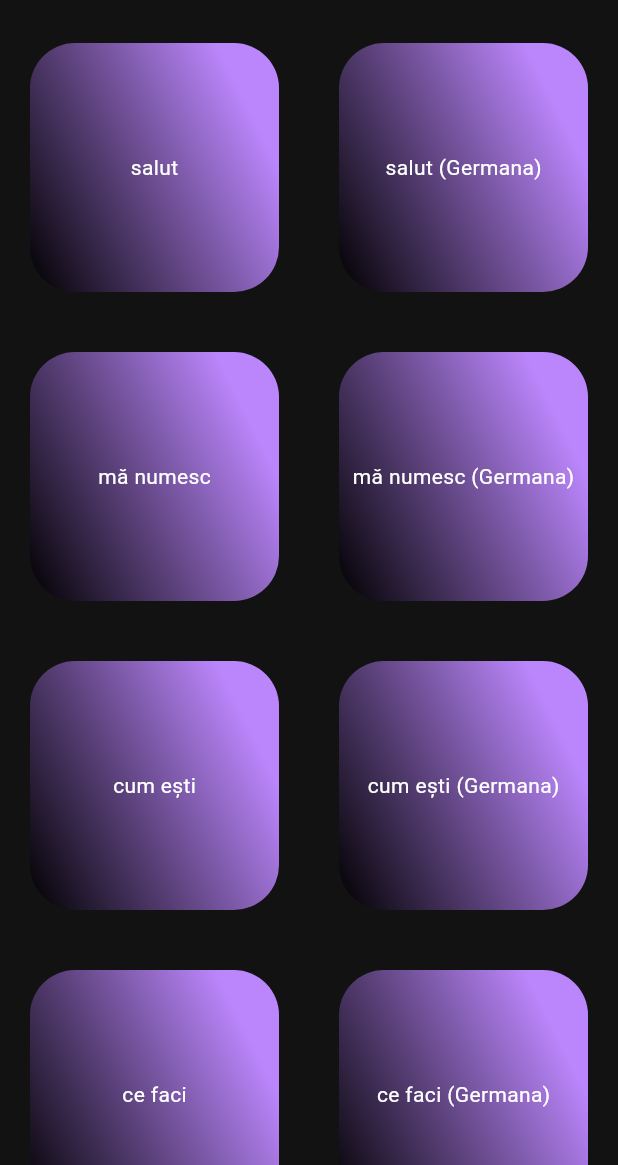
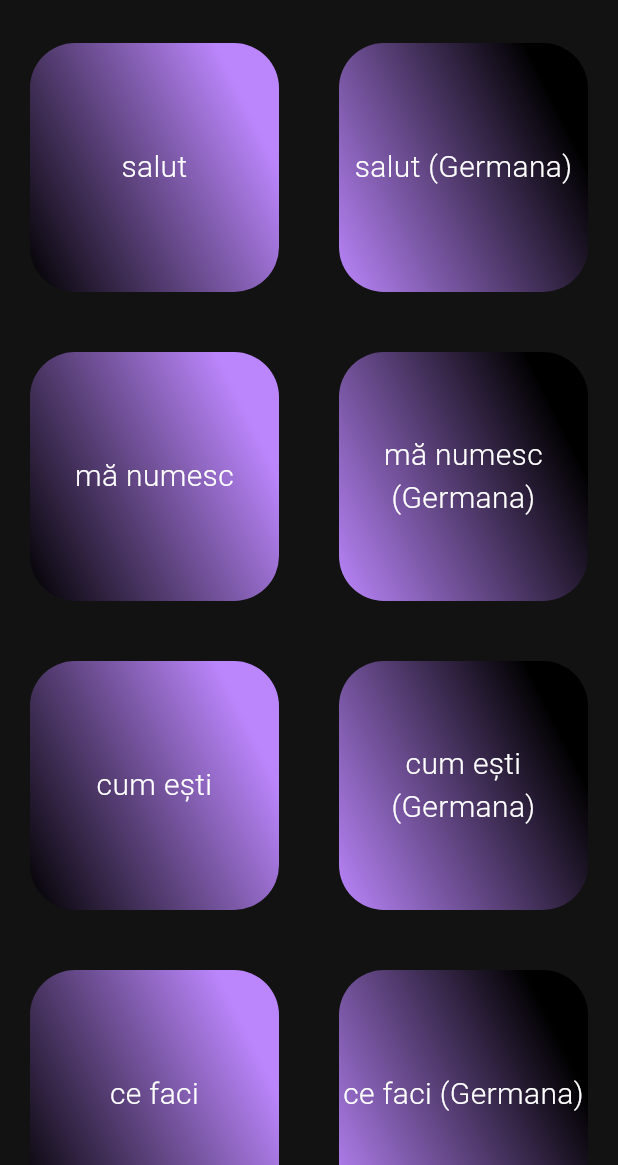
Before and after one commit to manolaqe/basic_phrases, a Flutter app: the screen it shows after launch, on a phone screen of 412 x 824 dp, the part 71-1236 px from its top. Run offline on Flutter 3.47's test engine with Material 2 defaults, Android fonts, the phone set to English and light mode, and no system bars; our stand-ins replace audioplayers.

Commit message:
5th commit

```diff
--- a/lib/main.dart
+++ b/lib/main.dart
@@ -45,13 +45,19 @@ class _MyHomePageState extends State<MyHomePage> {
 
       if (playerState == PlayerState.completed) {
         setState(() {
-          basicPhrases.forEach((element) {
-            element.romanianIsToggled = false;
-            element.germanIsToggled = false;
-          });
+          for (var i = 0; i < basicPhrases.length; i++) {
+            basicPhrases[i].romanianIsToggled = false;
+            basicPhrases[i].germanIsToggled = false;
+          }
         });
       }
     });
+  }
+
+  @override
+  void dispose() {
+    player.dispose();
+    super.dispose();
   }
 
   List<PhraseModel> basicPhrases = [
@@ -144,8 +150,13 @@ class _MyHomePageState extends State<MyHomePage> {
                                             child: CircularProgressIndicator(
                                                 color: Colors.green))
                                         : Center(
-                                            child: Text(basicPhrases[index]
-                                                .romanianText)),
+                                            child: Text(
+                                            basicPhrases[index].romanianText,
+                                            textAlign: TextAlign.center,
+                                            style: const TextStyle(
+                                                fontWeight: FontWeight.w300,
+                                                fontSize: 20),
+                                          )),
                                   )))),
                       Expanded(
                           child: AspectRatio(
@@ -174,10 +185,10 @@ class _MyHomePageState extends State<MyHomePage> {
                                             colors: [
                                               Theme.of(context)
                                                   .colorScheme
-                                                  .onPrimary,
+                                                  .primary,
                                               Theme.of(context)
                                                   .colorScheme
-                                                  .primary
+                                                  .onPrimary
                                             ]),
                                         borderRadius:
                                             BorderRadius.circular(30)),
@@ -187,8 +198,13 @@ class _MyHomePageState extends State<MyHomePage> {
                                             child: CircularProgressIndicator(
                                                 color: Colors.green))
                                         : Center(
-                                            child: Text(basicPhrases[index]
-                                                .germanText)),
+                                            child: Text(
+                                            textAlign: TextAlign.center,
+                                            basicPhrases[index].germanText,
+                                            style: const TextStyle(
+                                                fontWeight: FontWeight.w300,
+                                                fontSize: 20),
+                                          )),
                                   )))),
                     ],
                   )
```
